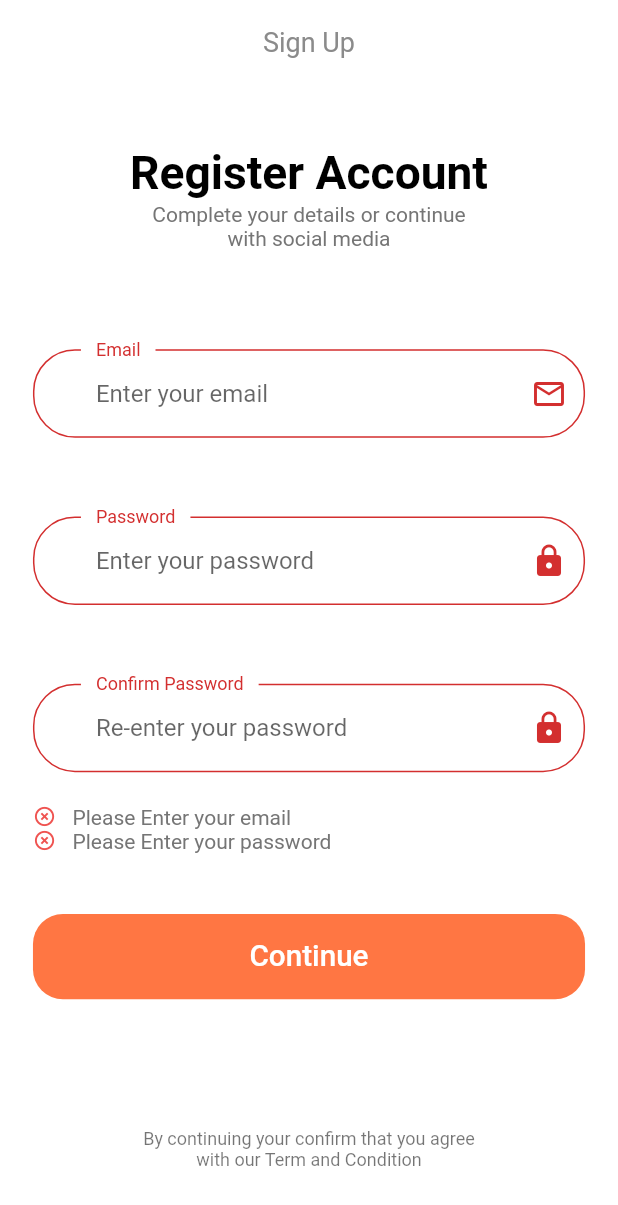
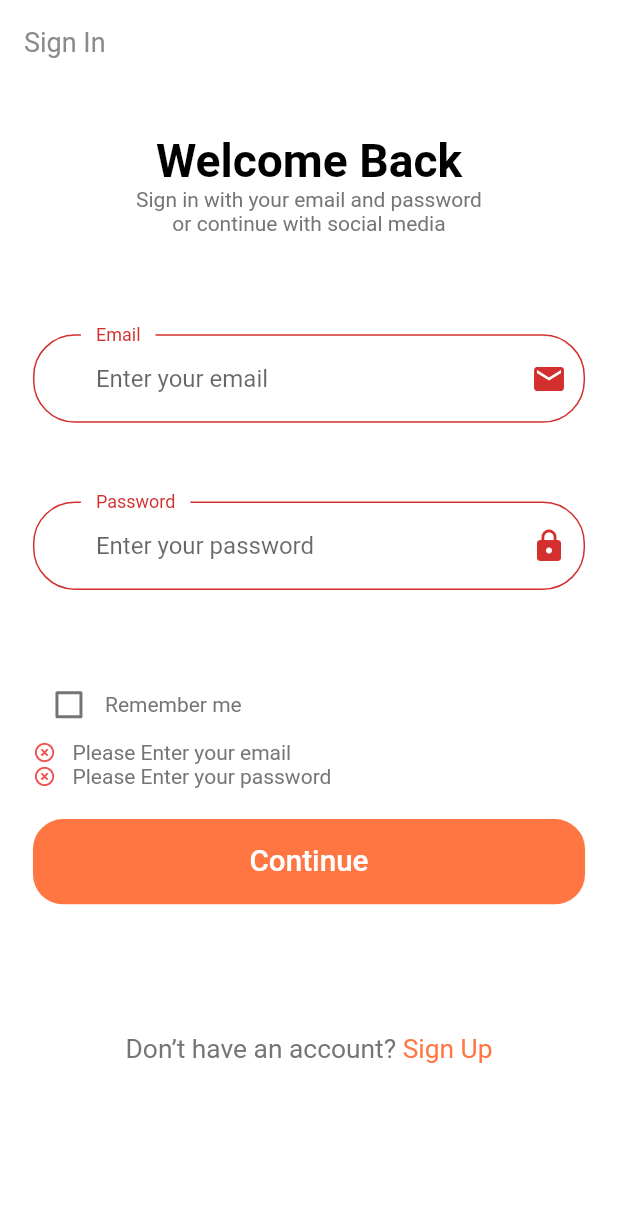
Before and after one commit to FierceTwisty/donoaid, a Flutter app: the screen it shows after launch, after a tap on "Continue", on a phone screen of 412 x 824 dp. Shown: the top 1205 px of the screen. Run offline on Flutter 3.47's test engine with Material 2 defaults, Android fonts, the light colour scheme and no system bars; our stand-ins replace firebase_auth, firebase_core, flutter_svg; accounts and stored records are empty; Roboto replaces fonts that are missing (Muli).

Commit message:
Basic Auth Added

```diff
--- a/lib/auth_frb.dart
+++ b/lib/auth_frb.dart
@@ -2,15 +2,14 @@ import 'package:firebase_auth/firebase_auth.dart';
 // import 'package:firebase_core/firebase_core.dart';
 
 class AuthServ {
-
   final FirebaseAuth _firebaseAuth;
 
   AuthServ(this._firebaseAuth);
 
-  Stream<User?> get authStateChanges => _firebaseAuth.authStateChanges();
+  // Stream<User?> get authStateChanges => _firebaseAuth.authStateChanges();
 
-  Future<String> signIn(
-      {required String email, required String password}) async {
+  Future<String> signIn({String? email, String? password}) async {
+    if (email != null && password != null) {
       try {
         await _firebaseAuth.signInWithEmailAndPassword(
             email: email, password: password);
@@ -36,11 +35,13 @@ class AuthServ {
         return msg;
       }
     }
+    throw {print("null shit happened")};
+  }
 
-  Future<String> signUp(
-      {required String email, required String password}) async {
+  Future<String> signUp({String? email, String? password}) async {
+    if (email != null && password != null) {
       try {
-      await _firebaseAuth.signInWithEmailAndPassword(
+        await _firebaseAuth.createUserWithEmailAndPassword(
             email: email, password: password);
         return "Signed UP";
       } on FirebaseAuthException catch (e) {
@@ -63,6 +64,8 @@ class AuthServ {
 
         return msg;
       }
+    }
+    throw {print("null shit signup")};
   }
 }
 // import './auth_form.dart';
--- a/lib/main.dart
+++ b/lib/main.dart
@@ -50,15 +50,16 @@ class _MyAppState extends State<MyApp> {
     }
     if (!_initialized) {
       return CircularProgressIndicator();
+    } else {
+      return MaterialApp(
+        debugShowCheckedModeBanner: false,
+        theme: theme(),
+        initialRoute:
+            SignInScreen.routeName, // use this for staring the app at sign in
+//    initialRoute: HomeScree.routename  // use this to check ur edits in the app
+        routes: routes,
+      );
     }
-
-    return MaterialApp(
-      debugShowCheckedModeBanner: false,
-      theme: theme(),
-      initialRoute: SignInScreen.routeName, // use this for staring the app at sign in
-//    initialRoute: HomeScree.routename  // use this to check ur edits in the app
-      routes: routes,
-    );
   }
 }
 
--- a/lib/routes.dart
+++ b/lib/routes.dart
@@ -1,5 +1,6 @@
 // import 'dart:js';
 
+import 'package:donoaid/home/home_screen.dart';
 import 'package:donoaid/sign_in/sign_in_screen.dart';
 import 'package:donoaid/sign_up/complete_profile/complete_profile_screen.dart';
 import 'package:flutter/widgets.dart';
@@ -10,8 +11,8 @@ import './sign_up/sign_up_screen.dart';
 final Map<String, WidgetBuilder> routes = {
   SignUpScreen.routeName: (context) => SignUpScreen(),
   CompleteProfileScreen.routeName: (context) => CompleteProfileScreen(),
-  SignInScreen.routeName: (context) => SignUpScreen(),
-  // HomeScreen.routeName: (context) => HomeScreen(),
+  SignInScreen.routeName: (context) => SignInScreen(),
+  HomeScreen.routeName: (context) => HomeScreen(),
   // DetailsScreen.routeName: (context) => DetailsScreen(),
   // CartScreen.routeName: (context) => CartScreen(),
   // ProfileScreen.routeName: (context) => ProfileScreen(),
--- a/lib/sign_in/components/signin_form.dart
+++ b/lib/sign_in/components/signin_form.dart
@@ -1,8 +1,9 @@
+import 'package:donoaid/auth_frb.dart';
+import 'package:donoaid/home/home_screen.dart';
+import 'package:firebase_auth/firebase_auth.dart';
 import 'package:flutter/material.dart';
 import 'package:donoaid/components/form_error.dart';
 import 'package:donoaid/helper/keyboard.dart';
-// import 'package:donoaid/screens/forgot_password/forgot_password_screen.dart';
-// import 'package:donoaid/screens/login_success/login_success_screen.dart';
 
 import '../../../components/default_button.dart';
 import '../../../constants.dart';
@@ -69,17 +70,20 @@ class _SignFormState extends State<SignForm> {
           ),
           FormError(errors: errors),
           SizedBox(height: getProportionateScreenHeight(20)),
-          // DefaultButton(
-          //   text: "Continue",
-          //   press: () {
-          //     if (_formKey.currentState!.validate()) {
-          //       _formKey.currentState!.save();
-          //       // if all are valid then go to success screen
-          //       KeyboardUtil.hideKeyboard(context);
-          //       Navigator.pushNamed(context, LoginSuccessScreen.routeName);
-          //     }
-          //   },
-          // ),
+          DefaultButton(
+            text: "Continue",
+            press: () async {
+              if (_formKey.currentState!.validate()) {
+                _formKey.currentState!.save();
+                String nxt = await AuthServ(FirebaseAuth.instance)
+                    .signIn(email: email, password: password);
+                if (nxt == "Signed IN") {
+                  KeyboardUtil.hideKeyboard(context);
+                  Navigator.pushNamed(context, HomeScreen.routeName);
+                }
+              }
+            },
+          ),
         ],
       ),
     );
--- a/lib/sign_in/sign_in_screen.dart
+++ b/lib/sign_in/sign_in_screen.dart
@@ -1,3 +1,4 @@
+import 'package:donoaid/size_config.dart';
 import 'package:flutter/material.dart';
 
 import 'components/body.dart';
@@ -6,6 +7,8 @@ class SignInScreen extends StatelessWidget {
   static String routeName = "/sign_in";
   @override
   Widget build(BuildContext context) {
+    SizeConfig().init(context);
+
     return Scaffold(
       appBar: AppBar(
         title: Text("Sign In"),
--- a/lib/sign_up/components/sign_up_form.dart
+++ b/lib/sign_up/components/sign_up_form.dart
@@ -1,5 +1,6 @@
+import 'package:donoaid/auth_frb.dart';
 import 'package:flutter/material.dart';
-import 'package:donoaid/components/custom_surfix_icon.dart';
+import 'package:firebase_auth/firebase_auth.dart';
 import 'package:donoaid/components/default_button.dart';
 import 'package:donoaid/components/form_error.dart';
 import '../complete_profile/complete_profile_screen.dart';
@@ -49,11 +50,14 @@ class _SignUpFormState extends State<SignUpForm> {
           SizedBox(height: getProportionateScreenHeight(40)),
           DefaultButton(
             text: "Continue",
-            press: () {
+            press: () async {
               if (_formKey.currentState!.validate()) {
                 _formKey.currentState!.save();
-                // if all are valid then go to success screen
-                Navigator.pushNamed(context, CompleteProfileScreen.routeName);
+                String nxt = await AuthServ(FirebaseAuth.instance)
+                    .signUp(email: email, password: password);
+                if (nxt == "Signed UP") {
+                  Navigator.pushNamed(context, CompleteProfileScreen.routeName);
+                }
               }
             },
           ),
```
Also changed, not shown: lib/sign_in/components/body.dart (+12 -12 lines). Lines whose indentation alone changed are shown as unchanged.
